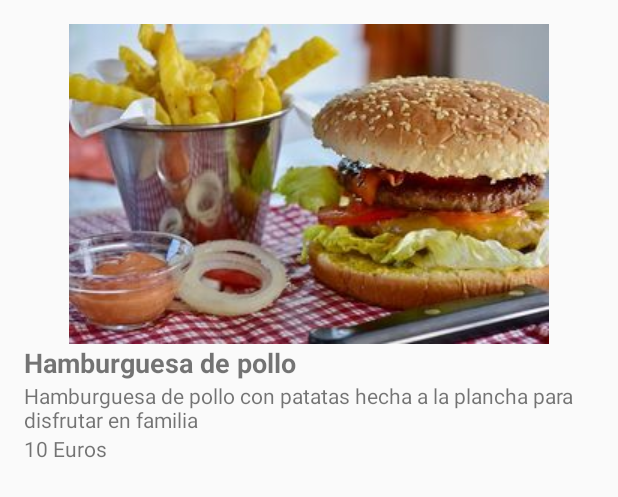
After one commit to irmabf/RestaurantApp, an Android app: the layout activity_dish.xml on its own in the app's theme, with its tools: preview values and no code run, on a phone screen of 412 x 824 dp. The commit adds this screen. Shown: the top 497 px of the screen. Run offline under Robolectric (Android 15) with nearby library versions, the phone set to English and light mode, and no system bars.

Commit message:
Finish basic dish layout

```diff
--- a/app/src/main/AndroidManifest.xml
+++ b/app/src/main/AndroidManifest.xml
@@ -9,7 +9,7 @@
         android:roundIcon="@mipmap/ic_launcher_round"
         android:supportsRtl="true"
         android:theme="@style/AppTheme">
-        <activity android:name=".MainActivity">
+        <activity android:name=".DishActivity">
             <intent-filter>
                 <action android:name="android.intent.action.MAIN" />
 
--- a/app/src/main/java/com/irmablanco/restaurantorder/MainActivity.kt
+++ b/app/src/main/java/com/irmablanco/restaurantorder/DishActivity.kt
@@ -3,9 +3,9 @@ package com.irmablanco.restaurantorder
 import android.support.v7.app.AppCompatActivity
 import android.os.Bundle
 
-class MainActivity : AppCompatActivity() {
+class DishActivity : AppCompatActivity() {
     override fun onCreate(savedInstanceState: Bundle?) {
         super.onCreate(savedInstanceState)
-        setContentView(R.layout.activity_main)
+        setContentView(R.layout.activity_dish)
     }
 }
--- /dev/null
+++ b/app/src/main/java/com/irmablanco/restaurantorder/activity/DishActivity.kt
@@ -0,0 +1,4 @@
+package com.irmablanco.restaurantorder.activity
+
+class DishActivity {
+}
--- /dev/null
+++ b/app/src/main/res/layout/activity_dish.xml
@@ -0,0 +1,41 @@
+<?xml version="1.0" encoding="utf-8"?>
+<RelativeLayout xmlns:android="http://schemas.android.com/apk/res/android"
+    xmlns:app="http://schemas.android.com/apk/res-auto"
+    xmlns:tools="http://schemas.android.com/tools"
+    android:layout_width="match_parent"
+    android:layout_height="match_parent"
+    android:padding="@dimen/default_activity_padding"
+    tools:context=".DishActivity">
+
+
+    <ImageView
+        android:id="@+id/dish_image"
+        android:layout_width="match_parent"
+        android:layout_height="wrap_content"
+        android:src="@drawable/hamburguesa_patatas_1" />
+    <LinearLayout
+        android:orientation="vertical"
+        android:layout_width="match_parent"
+        android:layout_height="wrap_content"
+        android:layout_below="@+id/dish_image">
+
+        <TextView
+            android:id="@+id/dish_name"
+            android:layout_width="match_parent"
+            android:layout_height="wrap_content"
+            android:textSize="18sp"
+            android:textStyle="bold"
+            tools:text="Hamburguesa de pollo" />
+        <TextView
+            android:id="@+id/dish_description"
+            android:layout_width="wrap_content"
+            android:layout_height="wrap_content"
+            tools:text="Hamburguesa de pollo con patatas hecha a la plancha para disfrutar en familia"/>
+        <TextView
+            android:id="@+id/dish_price"
+            android:layout_width="match_parent"
+            android:layout_height="wrap_content"
+            tools:text="10 Euros"/>
+
+    </LinearLayout>
+</RelativeLayout>
--- /dev/null
+++ b/app/src/main/res/values/dimens.xml
@@ -0,0 +1,4 @@
+<?xml version="1.0" encoding="utf-8"?>
+<resources>
+    <dimen name="default_activity_padding">16dp</dimen>
+</resources>
```
Also changed, not shown: app/src/main/java/com/irmablanco/restaurantorder/model/Dish.kt (added, +7 -0 lines), app/src/main/res/layout/activity_main.xml (deleted, +0 -18 lines), app/src/main/res/drawable/hamburguesa_patatas_1.jpeg (added).
